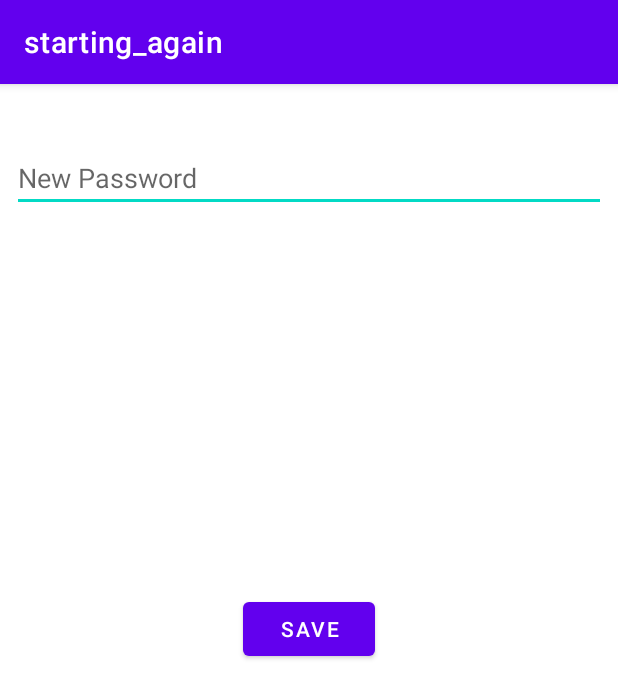
After one commit to um41r254/starting_again, an Android app: the NewPassword screen opened directly, with no data from a screen before it, on a phone screen of 412 x 824 dp. The commit adds this screen. Shown: the top 698 px of the screen. Run offline under Robolectric (Android 15) with nearby library versions, the phone set to English and light mode, and no system bars; our stand-ins replace Firebase (no records; nobody signed in at launch, a user with empty details on screens opened directly).

Commit message:
Reset Password

```diff
--- a/app/src/main/AndroidManifest.xml
+++ b/app/src/main/AndroidManifest.xml
@@ -9,7 +9,9 @@
         android:roundIcon="@mipmap/ic_launcher_round"
         android:supportsRtl="true"
         android:theme="@style/Theme.Starting_again">
-        <activity android:name=".DeletePage"></activity>
+        <activity android:name=".NewPassword"></activity>
+        <activity android:name=".PasswordReset" />
+        <activity android:name=".DeletePage" />
         <activity android:name=".AddData" />
         <activity android:name=".RecycleImplement" />
         <activity android:name=".Tab" />
--- /dev/null
+++ b/app/src/main/java/com/mid_banchers/starting_again/NewPassword.java
@@ -0,0 +1,56 @@
+package com.mid_banchers.starting_again;
+
+import androidx.appcompat.app.AppCompatActivity;
+
+import android.app.Activity;
+import android.os.Bundle;
+import android.view.View;
+import android.widget.Toast;
+
+import com.google.android.gms.tasks.OnSuccessListener;
+import com.google.firebase.Timestamp;
+import com.google.firebase.firestore.FirebaseFirestore;
+import com.mid_banchers.starting_again.databinding.ActivityNewPasswordBinding;
+
+import java.util.HashMap;
+import java.util.Map;
+
+public class NewPassword extends AppCompatActivity {
+    ActivityNewPasswordBinding binding;
+    FirebaseFirestore db = FirebaseFirestore.getInstance();
+
+    @Override
+    protected void onCreate(Bundle savedInstanceState) {
+        super.onCreate(savedInstanceState);
+        binding = ActivityNewPasswordBinding.inflate(getLayoutInflater());
+        View view = binding.getRoot();
+        setContentView(view);
+//        String pass = binding.nPass.getText().toString();
+//        String cPass =binding.cPass.getText().toString();
+
+        binding.addPass.setOnClickListener(v -> {
+            Map<String,Object> data = new HashMap<>();
+            data.put("password",binding.nPass.getText().toString());
+            data.put("addedon", Timestamp.now());
+            db.collection("Password")
+                    .document()
+                    .set(data).addOnSuccessListener(aVoid -> {
+                Toast.makeText(this, "Added", Toast.LENGTH_SHORT).show();
+                    });
+
+
+//       if (pass == cPass) {
+//
+//           Toast.makeText(this, "Matched", Toast.LENGTH_SHORT).show();
+//
+//       }
+//       else
+//           Toast.makeText(this, "Pa"+pass, Toast.LENGTH_SHORT).show();
+
+
+        });
+
+    }
+
+
+}
--- /dev/null
+++ b/app/src/main/res/layout/activity_new_password.xml
@@ -0,0 +1,59 @@
+<?xml version="1.0" encoding="utf-8"?>
+<androidx.constraintlayout.widget.ConstraintLayout xmlns:android="http://schemas.android.com/apk/res/android"
+    xmlns:app="http://schemas.android.com/apk/res-auto"
+    xmlns:tools="http://schemas.android.com/tools"
+    android:layout_width="match_parent"
+    android:layout_height="match_parent"
+    tools:context=".NewPassword">
+
+    <EditText
+        android:id="@+id/nPass"
+        android:layout_width="0dp"
+        android:layout_height="wrap_content"
+        android:layout_marginStart="8dp"
+        android:layout_marginTop="40dp"
+        android:layout_marginEnd="8dp"
+        android:ems="10"
+        android:hint="New Password"
+        android:inputType="textPersonName"
+        app:layout_constraintEnd_toEndOf="parent"
+        app:layout_constraintStart_toStartOf="parent"
+        app:layout_constraintTop_toTopOf="parent" />
+
+    <EditText
+        android:id="@+id/cPass"
+        android:layout_width="0dp"
+        android:layout_height="wrap_content"
+        android:layout_marginTop="8dp"
+        android:ems="10"
+        android:hint="Confirm Passowrd"
+        android:inputType="textPersonName"
+        android:visibility="gone"
+        app:layout_constraintEnd_toEndOf="@+id/nPass"
+        app:layout_constraintStart_toStartOf="@+id/nPass"
+        app:layout_constraintTop_toBottomOf="@+id/switchMaterial"
+        tools:visibility="gone" />
+
+    <com.google.android.material.switchmaterial.SwitchMaterial
+        android:id="@+id/switchMaterial"
+        android:layout_width="wrap_content"
+        android:layout_height="wrap_content"
+        android:layout_marginTop="8dp"
+        android:visibility="gone"
+        app:layout_constraintEnd_toEndOf="parent"
+        app:layout_constraintStart_toStartOf="parent"
+        app:layout_constraintTop_toBottomOf="@+id/nPass"
+        tools:visibility="gone" />
+
+    <Button
+        android:id="@+id/addPass"
+        android:layout_width="wrap_content"
+        android:layout_height="wrap_content"
+        android:text="Save"
+        app:layout_constraintBottom_toBottomOf="parent"
+        app:layout_constraintEnd_toEndOf="parent"
+        app:layout_constraintStart_toStartOf="parent"
+        app:layout_constraintTop_toBottomOf="@+id/cPass"
+        app:layout_constraintVertical_bias="0.4" />
+
+</androidx.constraintlayout.widget.ConstraintLayout>
```
Also changed, not shown: app/src/main/java/com/mid_banchers/starting_again/MainActivity.java (+10 -0 lines), app/src/main/java/com/mid_banchers/starting_again/PasswordReset.java (added, +73 -0 lines), app/src/main/res/layout/activity_main.xml (+20 -0 lines), app/src/main/res/layout/activity_password_reset.xml (added, +44 -0 lines).
